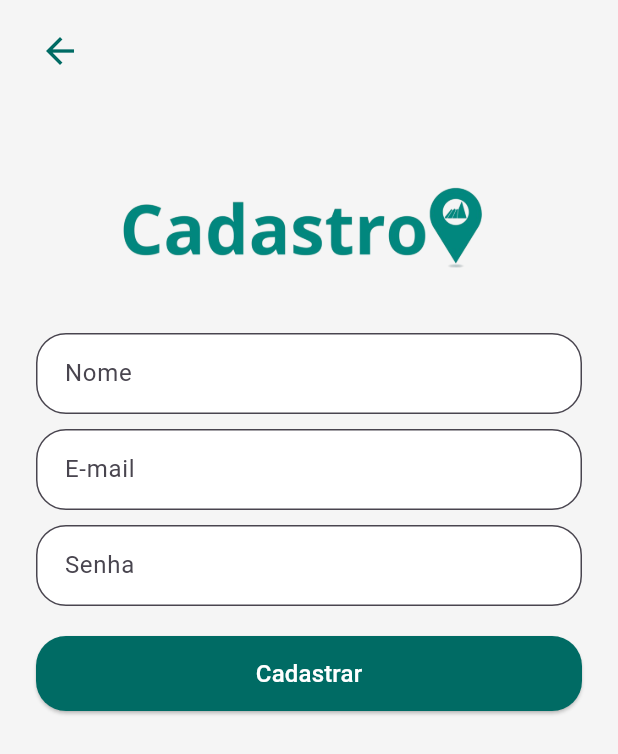
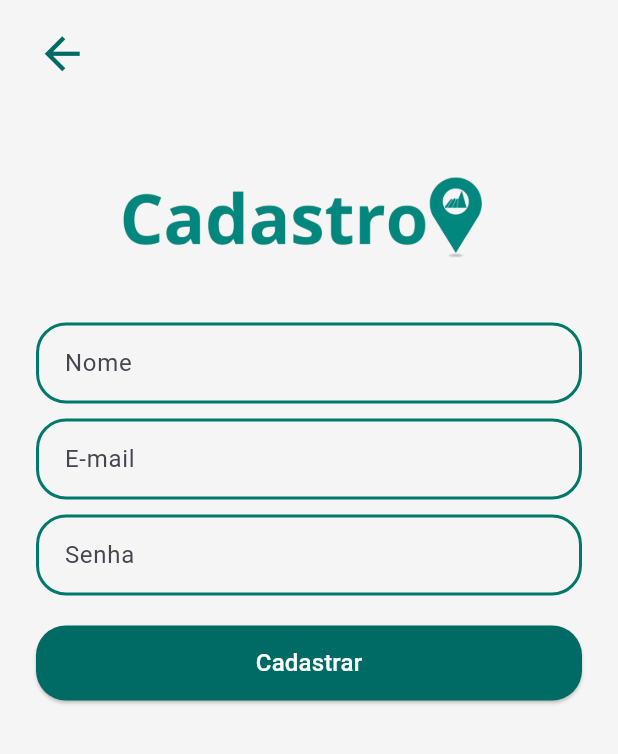
Before and after one commit to hugohvm25/connectfeso, a Flutter app: the screen it shows after launch, after a tap on "Cadastre-se", on a phone screen of 412 x 824 dp. Shown: the top 754 px of the screen. Run offline on Flutter 3.47's test engine with Material 3 defaults, Android fonts, the phone set to English and light mode, and no system bars; our stand-ins replace firebase_auth, firebase_core, flutter_speed_dial, flutter_svg, google_maps_flutter, google_sign_in and 1 more; accounts and stored records are empty.

Commit message:
Atualização ds telas iniciais do aplicativo

```diff
--- a/lib/screens/register_screen.dart
+++ b/lib/screens/register_screen.dart
@@ -59,8 +59,10 @@ class _RegisterScreenState extends State<RegisterScreen> {
   @override
   Widget build(BuildContext context) {
     return Scaffold(
+      resizeToAvoidBottomInset: true,
       backgroundColor: Color(0xF5F5F5F5), // Quase branco
-      body: Column(
+      body: SingleChildScrollView(    // Permite que o conteúdo seja rolado
+        child: Column(
           children: [
             // Botão de voltar no topo
             SafeArea(
@@ -69,7 +71,7 @@ class _RegisterScreenState extends State<RegisterScreen> {
                 child: Align(
                   alignment: Alignment.topLeft,
                   child: IconButton(
-                  icon: Icon(Icons.arrow_back, color: Color(0xFF006B64), size: 28),
+                    icon: Icon(Icons.arrow_back, color: Color(0xFF006B64), size: 35),
                     onPressed: () {
                       Navigator.pop(context); // Voltar para a tela anterior
                     },
@@ -79,14 +81,11 @@ class _RegisterScreenState extends State<RegisterScreen> {
             ),
 
             // Formulário um pouco mais para cima
-          Expanded(
-            child: Padding(
+            Padding(
               padding: EdgeInsets.all(24),
               child: Column(
-                mainAxisAlignment: MainAxisAlignment.start, // Mantém o formulário no topo
-                crossAxisAlignment: CrossAxisAlignment.stretch,
-                children: [
-                  SizedBox(height: 10), // Ajuste para subir mais
+                mainAxisAlignment: MainAxisAlignment.center, // Mantém o formulário no topo
+                children: [                  // Ajuste para subir mais
                   Image.asset(
                     'assets/cadastro.png',
                     height: 100,
@@ -106,15 +105,13 @@ class _RegisterScreenState extends State<RegisterScreen> {
                 ],
               ),
             ),
+          ],
         ),
-        ],
       ),
     );
   }
+}
 
-
-
-}
 
 
 // caixa de texto
@@ -124,16 +121,26 @@ Widget _buildTextField(String hint, TextEditingController controller,) {
     decoration: InputDecoration(
       hintText: hint,
       filled: true,
-      fillColor: Colors.white,
+      fillColor: Colors.grey.shade100,
       contentPadding: EdgeInsets.symmetric(horizontal: 15, vertical: 15),
-      border: OutlineInputBorder(
+
+      enabledBorder: OutlineInputBorder(
+        borderSide: BorderSide(color: Colors.teal.shade700, width: 2), // Borda quando não está focado
+        borderRadius: BorderRadius.circular(20), // Borda arredondada
+      ),
+
+      focusedBorder: OutlineInputBorder(
+        borderSide: BorderSide(color: Colors.teal.shade700, width: 2), // Borda quando focado
         borderRadius: BorderRadius.circular(20),
-        borderSide: BorderSide(color: Colors.grey.shade400),
       ),
     ),
+    style: TextStyle(color: Colors.teal.shade900), // Cor do texto digitado
+    cursorColor: Colors.teal.shade700, // Cor do cursor piscante
   );
 }
 
+
+// configurações do botão "Cadastrar"
 Widget _buildLoginButton(String text, VoidCallback onPressed) {
   return ElevatedButton(
     onPressed: onPressed,
```
Also changed, not shown: lib/screens/resetpass_screen.dart (+15 -5 lines), lib/screens/login_screen.dart (line endings or trailing spaces). Lines whose indentation alone changed are shown as unchanged.
